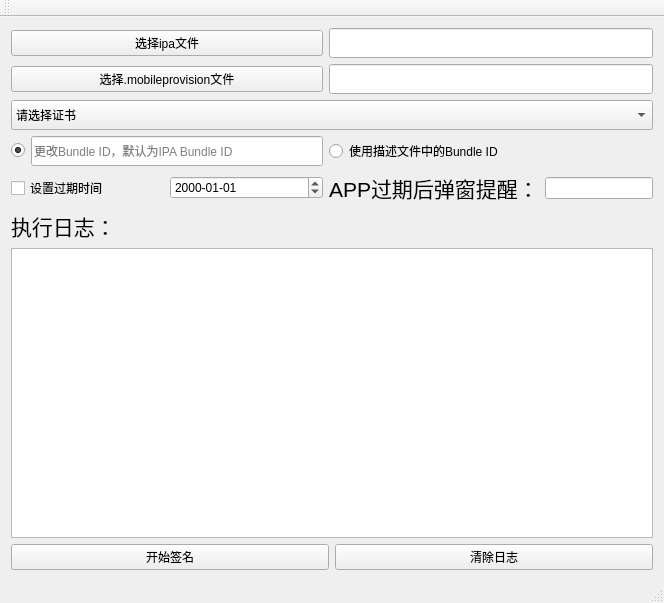
First picture: the form in mainwindow.ui, repository XuYang8026/BSign, before the edit.
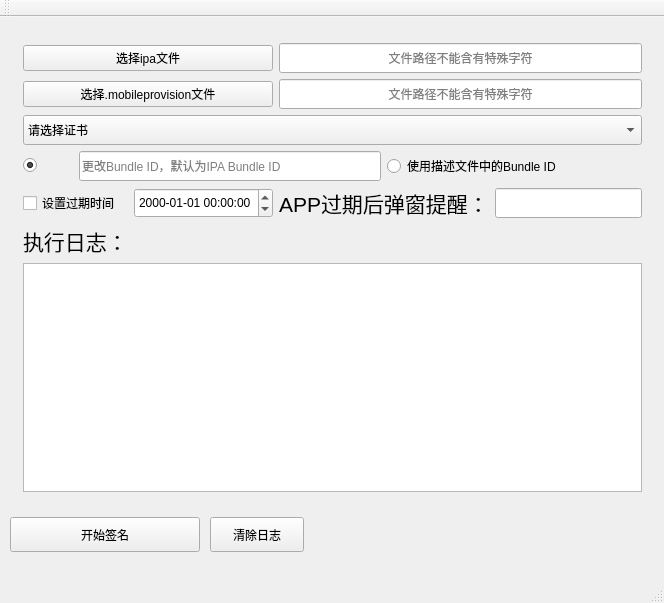
Second picture: the form after the edit.

Commit message: 修改页面样式

The edit to the form file:
```diff
--- a/mainwindow.ui
+++ b/mainwindow.ui
@@ -14,17 +14,57 @@
    <string>MainWindow</string>
   </property>
   <widget class="QWidget" name="centralWidget">
-   <layout class="QGridLayout" name="gridLayout_2">
-    <item row="0" column="0">
+   <widget class="QPushButton" name="clearLog">
+    <property name="geometry">
+     <rect>
+      <x>210</x>
+      <y>500</y>
+      <width>94</width>
+      <height>35</height>
+     </rect>
+    </property>
+    <property name="text">
+     <string>清除日志</string>
+    </property>
+   </widget>
+   <widget class="QPushButton" name="signButton">
+    <property name="geometry">
+     <rect>
+      <x>10</x>
+      <y>500</y>
+      <width>190</width>
+      <height>35</height>
+     </rect>
+    </property>
+    <property name="text">
+     <string>开始签名</string>
+    </property>
+   </widget>
+   <widget class="QWidget" name="">
+    <property name="geometry">
+     <rect>
+      <x>12</x>
+      <y>15</y>
+      <width>641</width>
+      <height>471</height>
+     </rect>
+    </property>
      <layout class="QGridLayout" name="gridLayout">
-      <item row="0" column="0">
+     <item row="1" column="0" colspan="3">
+      <widget class="QPushButton" name="provisionButton">
+       <property name="text">
+        <string>选择.mobileprovision文件</string>
+       </property>
+      </widget>
+     </item>
+     <item row="0" column="0" colspan="3">
        <widget class="QPushButton" name="selectIpaButton">
         <property name="text">
          <string>选择ipa文件</string>
         </property>
        </widget>
       </item>
-      <item row="2" column="0" colspan="4">
+     <item row="2" column="0" colspan="6">
        <widget class="QComboBox" name="ccNames">
         <property name="minimumSize">
          <size>
@@ -39,9 +79,23 @@
         </item>
        </widget>
       </item>
-      <item row="4" column="1" colspan="3">
-       <layout class="QHBoxLayout" name="horizontalLayout_4">
-        <item>
+     <item row="1" column="3" colspan="3">
+      <widget class="QLineEdit" name="provisionFilePath">
+       <property name="minimumSize">
+        <size>
+         <width>0</width>
+         <height>30</height>
+        </size>
+       </property>
+       <property name="alignment">
+        <set>Qt::AlignCenter</set>
+       </property>
+       <property name="placeholderText">
+        <string>文件路径不能含有特殊字符</string>
+       </property>
+      </widget>
+     </item>
+     <item row="4" column="3" colspan="2">
          <widget class="QLabel" name="label_4">
           <property name="font">
            <font>
@@ -53,14 +107,7 @@
           </property>
          </widget>
         </item>
-        <item>
-         <widget class="QLineEdit" name="lineEdit_3"/>
-        </item>
-       </layout>
-      </item>
       <item row="3" column="0">
-       <layout class="QHBoxLayout" name="horizontalLayout">
-        <item>
          <widget class="QRadioButton" name="updateBundleIdRadioButton">
           <property name="text">
            <string/>
@@ -70,39 +117,7 @@
           </property>
          </widget>
         </item>
-        <item>
-         <widget class="QLineEdit" name="bundleId">
-          <property name="minimumSize">
-           <size>
-            <width>0</width>
-            <height>30</height>
-           </size>
-          </property>
-          <property name="placeholderText">
-           <string>更改Bundle ID，默认为IPA Bundle ID</string>
-          </property>
-         </widget>
-        </item>
-       </layout>
-      </item>
-      <item row="1" column="0">
-       <widget class="QPushButton" name="provisionButton">
-        <property name="text">
-         <string>选择.mobileprovision文件</string>
-        </property>
-       </widget>
-      </item>
-      <item row="1" column="1" colspan="3">
-       <widget class="QLineEdit" name="provisionFilePath">
-        <property name="minimumSize">
-         <size>
-          <width>0</width>
-          <height>30</height>
-         </size>
-        </property>
-       </widget>
-      </item>
-      <item row="0" column="1" colspan="3">
+     <item row="0" column="3" colspan="3">
        <widget class="QLineEdit" name="filePath">
         <property name="minimumSize">
          <size>
@@ -110,40 +125,32 @@
           <height>30</height>
          </size>
         </property>
-       </widget>
-      </item>
-      <item row="3" column="1" colspan="2">
-       <layout class="QHBoxLayout" name="horizontalLayout_2">
-        <item>
+       <property name="alignment">
+        <set>Qt::AlignCenter</set>
+       </property>
+       <property name="placeholderText">
+        <string>文件路径不能含有特殊字符</string>
+       </property>
+      </widget>
+     </item>
+     <item row="4" column="5">
+      <widget class="QLineEdit" name="lineEdit_3">
+       <property name="minimumSize">
+        <size>
+         <width>0</width>
+         <height>30</height>
+        </size>
+       </property>
+      </widget>
+     </item>
+     <item row="3" column="4" colspan="2">
          <widget class="QRadioButton" name="useBundleId">
           <property name="text">
            <string>使用描述文件中的Bundle ID</string>
           </property>
          </widget>
         </item>
-       </layout>
-      </item>
-      <item row="4" column="0">
-       <layout class="QHBoxLayout" name="horizontalLayout_3">
-        <item>
-         <widget class="QCheckBox" name="checkBox">
-          <property name="text">
-           <string>设置过期时间</string>
-          </property>
-         </widget>
-        </item>
-        <item>
-         <widget class="QDateEdit" name="dateEdit">
-          <property name="displayFormat">
-           <string>yyyy-MM-dd</string>
-          </property>
-         </widget>
-        </item>
-       </layout>
-      </item>
-     </layout>
-    </item>
-    <item row="1" column="0">
+     <item row="5" column="0" colspan="2">
      <widget class="QLabel" name="label">
       <property name="font">
        <font>
@@ -155,28 +162,47 @@
       </property>
      </widget>
     </item>
-    <item row="2" column="0">
+     <item row="4" column="0" colspan="2">
+      <widget class="QCheckBox" name="checkBox">
+       <property name="text">
+        <string>设置过期时间</string>
+       </property>
+      </widget>
+     </item>
+     <item row="6" column="0" colspan="6">
      <widget class="QPlainTextEdit" name="execResult"/>
     </item>
-    <item row="3" column="0">
-     <layout class="QHBoxLayout" name="horizontalLayout_5">
-      <item>
-       <widget class="QPushButton" name="signButton">
-        <property name="text">
-         <string>开始签名</string>
-        </property>
-       </widget>
-      </item>
-      <item>
-       <widget class="QPushButton" name="clearLog">
-        <property name="text">
-         <string>清除日志</string>
-        </property>
+     <item row="3" column="1" colspan="3">
+      <widget class="QLineEdit" name="bundleId">
+       <property name="minimumSize">
+        <size>
+         <width>0</width>
+         <height>30</height>
+        </size>
+       </property>
+       <property name="placeholderText">
+        <string>更改Bundle ID，默认为IPA Bundle ID</string>
+       </property>
+      </widget>
+     </item>
+     <item row="4" column="2">
+      <widget class="QDateTimeEdit" name="expaire">
+       <property name="minimumSize">
+        <size>
+         <width>0</width>
+         <height>30</height>
+        </size>
+       </property>
+       <property name="specialValueText">
+        <string/>
+       </property>
+       <property name="displayFormat">
+        <string>yyyy-MM-dd hh:mm:ss</string>
+       </property>
        </widget>
       </item>
      </layout>
-    </item>
-   </layout>
+   </widget>
   </widget>
   <widget class="QMenuBar" name="menuBar">
    <property name="geometry">
```
Lines whose indentation alone changed are shown as unchanged.
